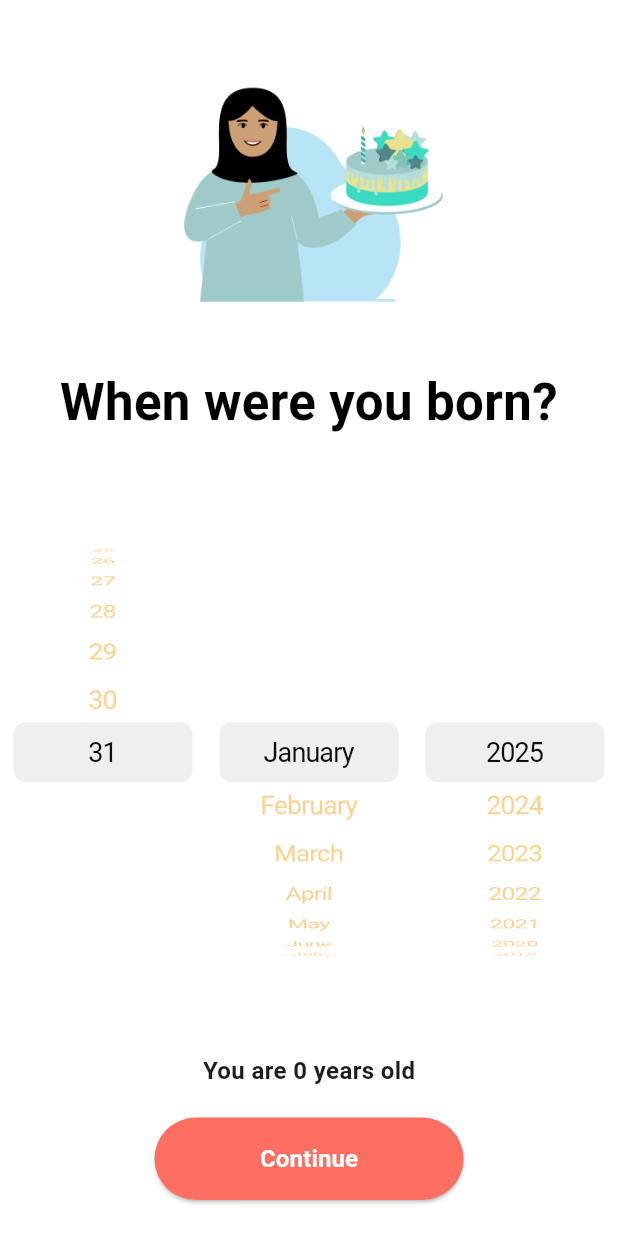
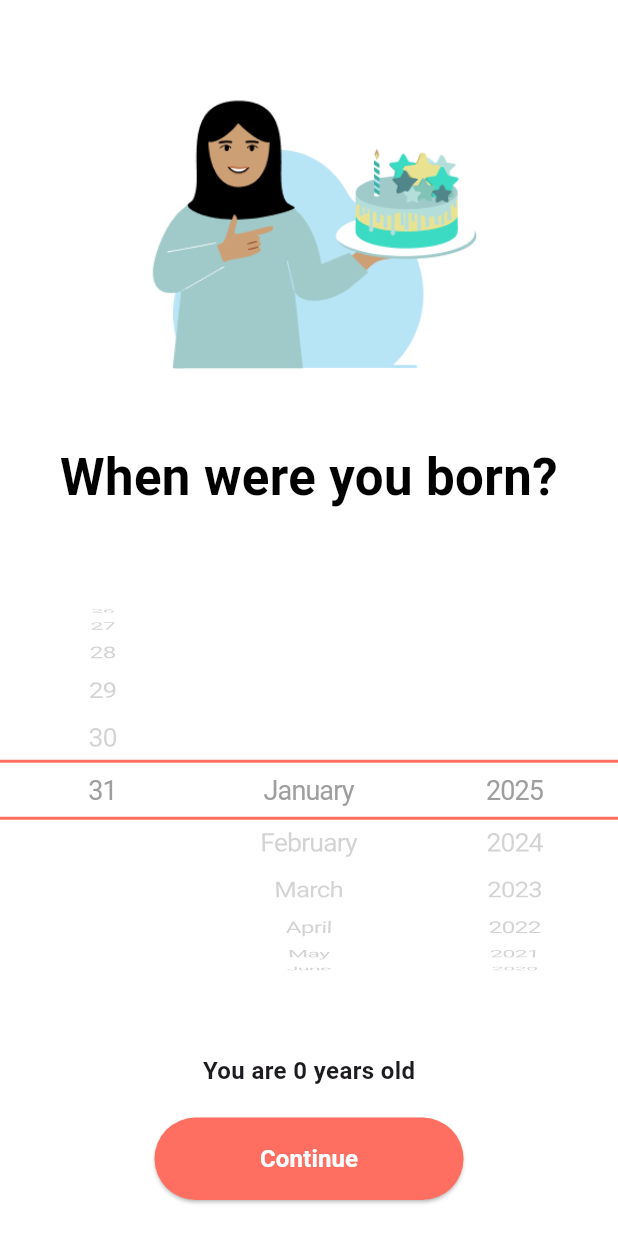
Before and after one commit to rabia-sarfaraz/copilot, a Flutter app: the BdayScreen screen opened directly, scrolled down 1200 dp, after a tap on "Continue", on a phone screen of 412 x 824 dp. Run offline on Flutter 3.47's test engine with Material 3 defaults, Android fonts, the light colour scheme and no system bars; Roboto replaces fonts that are missing (Poppins).

Commit message:
initial commit

```diff
--- a/Munna match/munna_match/lib/screens/bday_screen.dart
+++ b/Munna match/munna_match/lib/screens/bday_screen.dart
@@ -58,12 +58,12 @@ class _BdayScreenState extends State<BdayScreen> {
           children: [
             const SizedBox(height: 24),
 
-            // Top Image
+            // Top Image (Bigger now)
             Center(
               child: Image.asset(
                 "assets/images/user1.png",
-                height: 200,
-                width: 200,
+                height: 250, // increased from 200
+                width: 250, // increased from 200
                 fit: BoxFit.contain,
               ),
             ),
@@ -96,6 +96,20 @@ class _BdayScreenState extends State<BdayScreen> {
                         initialItem: days.indexOf(selectedDay),
                       ),
                       itemExtent: 40,
+                      selectionOverlay: Container(
+                        decoration: BoxDecoration(
+                          border: Border(
+                            top: BorderSide(
+                              color: const Color(0xFFFF6F61), // button color
+                              width: 2,
+                            ),
+                            bottom: BorderSide(
+                              color: const Color(0xFFFF6F61), // button color
+                              width: 2,
+                            ),
+                          ),
+                        ),
+                      ),
                       onSelectedItemChanged: (index) {
                         setState(() {
                           selectedDay = days[index];
@@ -107,9 +121,7 @@ class _BdayScreenState extends State<BdayScreen> {
                               child: Text(
                                 d.toString(),
                                 style: TextStyle(
-                                  color: d == selectedDay
-                                      ? Colors.black
-                                      : Colors.orange,
+                                  color: Colors.grey, // all grey now
                                   fontSize: 18,
                                 ),
                               ),
@@ -124,6 +136,20 @@ class _BdayScreenState extends State<BdayScreen> {
                         initialItem: months.indexOf(selectedMonth),
                       ),
                       itemExtent: 40,
+                      selectionOverlay: Container(
+                        decoration: BoxDecoration(
+                          border: Border(
+                            top: BorderSide(
+                              color: const Color(0xFFFF6F61), // button color
+                              width: 2,
+                            ),
+                            bottom: BorderSide(
+                              color: const Color(0xFFFF6F61), // button color
+                              width: 2,
+                            ),
+                          ),
+                        ),
+                      ),
                       onSelectedItemChanged: (index) {
                         setState(() {
                           selectedMonth = months[index];
@@ -135,9 +161,7 @@ class _BdayScreenState extends State<BdayScreen> {
                               child: Text(
                                 m,
                                 style: TextStyle(
-                                  color: m == selectedMonth
-                                      ? Colors.black
-                                      : Colors.orange,
+                                  color: Colors.grey, // all grey now
                                   fontSize: 18,
                                 ),
                               ),
@@ -152,6 +176,20 @@ class _BdayScreenState extends State<BdayScreen> {
                         initialItem: 0,
                       ),
                       itemExtent: 40,
+                      selectionOverlay: Container(
+                        decoration: BoxDecoration(
+                          border: Border(
+                            top: BorderSide(
+                              color: const Color(0xFFFF6F61), // button color
+                              width: 2,
+                            ),
+                            bottom: BorderSide(
+                              color: const Color(0xFFFF6F61), // button color
+                              width: 2,
+                            ),
+                          ),
+                        ),
+                      ),
                       onSelectedItemChanged: (index) {
                         setState(() {
                           selectedYear = years[index];
@@ -163,9 +201,7 @@ class _BdayScreenState extends State<BdayScreen> {
                               child: Text(
                                 y.toString(),
                                 style: TextStyle(
-                                  color: y == selectedYear
-                                      ? Colors.black
-                                      : Colors.orange,
+                                  color: Colors.grey, // all grey now
                                   fontSize: 18,
                                 ),
                               ),
@@ -202,7 +238,7 @@ class _BdayScreenState extends State<BdayScreen> {
                     ),
                   ),
                   onPressed: () {
-                    // No navigation
+                    // No navigation yet
                   },
                   child: const Text(
                     'Continue',
```
